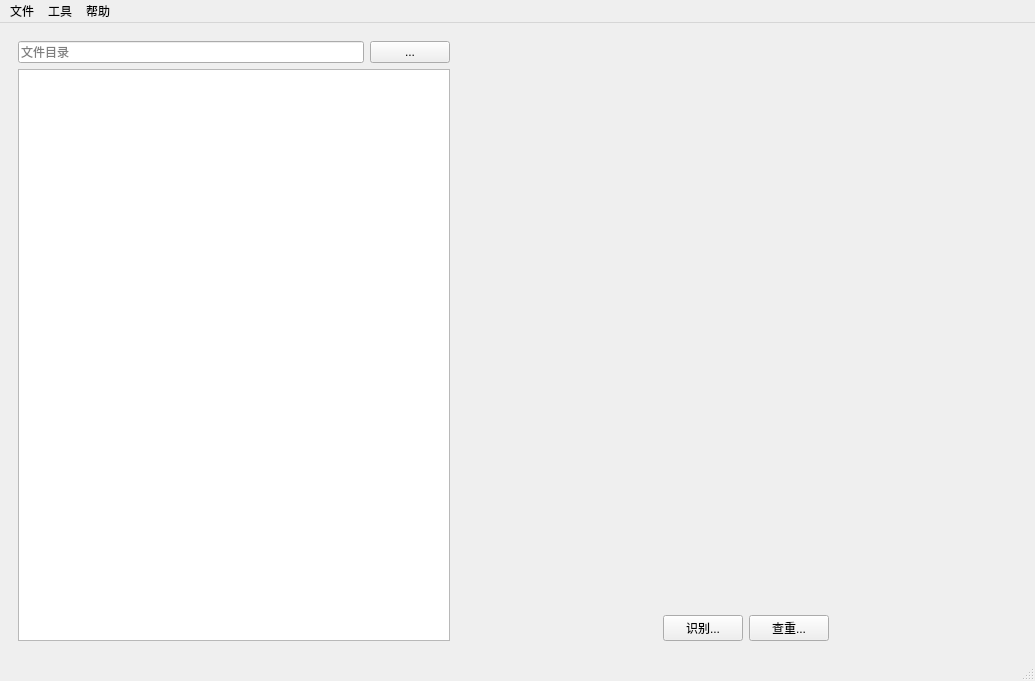
This is DefectRecognitionSystem/mainwindow.ui in MoutainVision/RadiographicTesting as Qt 5 draws it before an edit. The edited form follows.
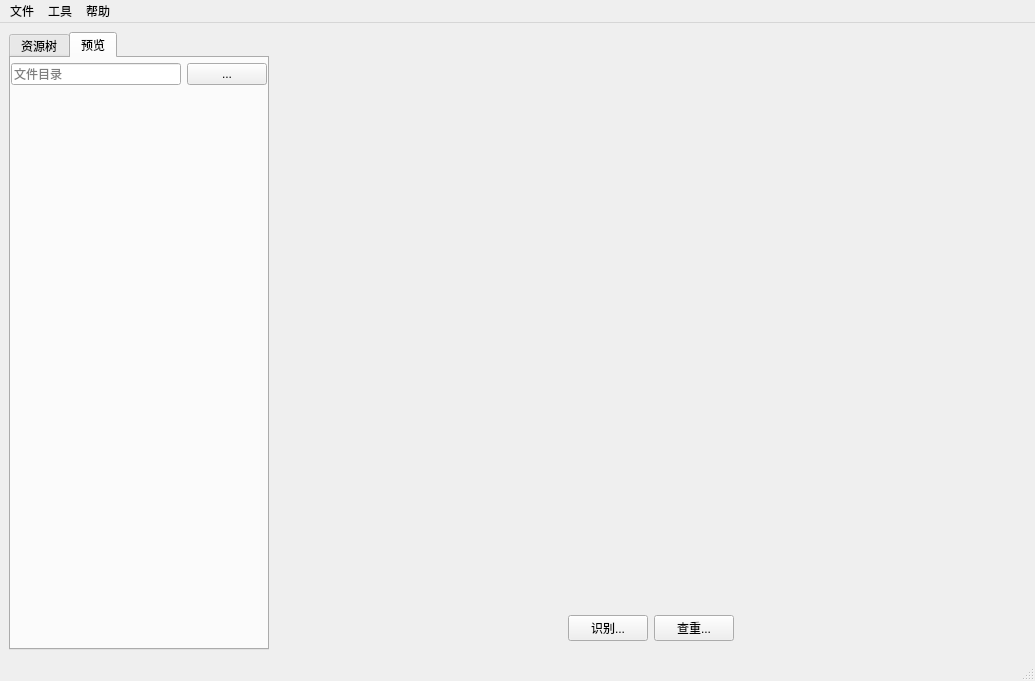
This is the edited form.

Commit message: 预览功能，预处理页面完善

What changed in the file:
```diff
--- a/DefectRecognitionSystem/mainwindow.ui
+++ b/DefectRecognitionSystem/mainwindow.ui
@@ -14,22 +14,53 @@
    <string>射线检测缺陷识别系统</string>
   </property>
   <widget class="QWidget" name="centralwidget">
-   <layout class="QHBoxLayout" name="horizontalLayout">
+   <layout class="QHBoxLayout" name="horizontalLayout" stretch="0,1">
     <item>
      <widget class="QWidget" name="widget_left" native="true">
       <property name="minimumSize">
        <size>
-        <width>300</width>
+        <width>200</width>
         <height>0</height>
        </size>
       </property>
-      <property name="maximumSize">
-       <size>
-        <width>450</width>
-        <height>16777215</height>
-       </size>
-      </property>
       <layout class="QVBoxLayout" name="verticalLayout_2">
+       <property name="spacing">
+        <number>0</number>
+       </property>
+       <property name="leftMargin">
+        <number>0</number>
+       </property>
+       <property name="topMargin">
+        <number>0</number>
+       </property>
+       <property name="rightMargin">
+        <number>0</number>
+       </property>
+       <property name="bottomMargin">
+        <number>0</number>
+       </property>
+       <item>
+        <widget class="QTabWidget" name="tabWidget">
+         <property name="currentIndex">
+          <number>1</number>
+         </property>
+         <widget class="QWidget" name="tab">
+          <attribute name="title">
+           <string>资源树</string>
+          </attribute>
+          <layout class="QVBoxLayout" name="verticalLayout_3">
+           <property name="leftMargin">
+            <number>0</number>
+           </property>
+           <property name="topMargin">
+            <number>5</number>
+           </property>
+           <property name="rightMargin">
+            <number>0</number>
+           </property>
+           <property name="bottomMargin">
+            <number>0</number>
+           </property>
        <item>
         <layout class="QHBoxLayout" name="horizontalLayout_4">
          <item>
@@ -50,6 +81,50 @@
        </item>
        <item>
         <widget class="QTreeView" name="treeView"/>
+           </item>
+          </layout>
+         </widget>
+         <widget class="QWidget" name="tab_2">
+          <attribute name="title">
+           <string>预览</string>
+          </attribute>
+          <layout class="QVBoxLayout" name="verticalLayout_4" stretch="0,1">
+           <property name="leftMargin">
+            <number>0</number>
+           </property>
+           <property name="topMargin">
+            <number>5</number>
+           </property>
+           <property name="rightMargin">
+            <number>0</number>
+           </property>
+           <property name="bottomMargin">
+            <number>0</number>
+           </property>
+           <item>
+            <layout class="QHBoxLayout" name="horizontalLayout_5">
+             <item>
+              <widget class="QLineEdit" name="lineEdit_open_pre">
+               <property name="placeholderText">
+                <string>文件目录</string>
+               </property>
+              </widget>
+             </item>
+             <item>
+              <widget class="QPushButton" name="pushButton_open_pre">
+               <property name="text">
+                <string>...</string>
+               </property>
+              </widget>
+             </item>
+            </layout>
+           </item>
+           <item>
+            <widget class="QWidget" name="widget_pre" native="true"/>
+           </item>
+          </layout>
+         </widget>
+        </widget>
        </item>
       </layout>
      </widget>
```
Lines whose indentation alone changed are shown as unchanged. The commit also changes 477 other files.
